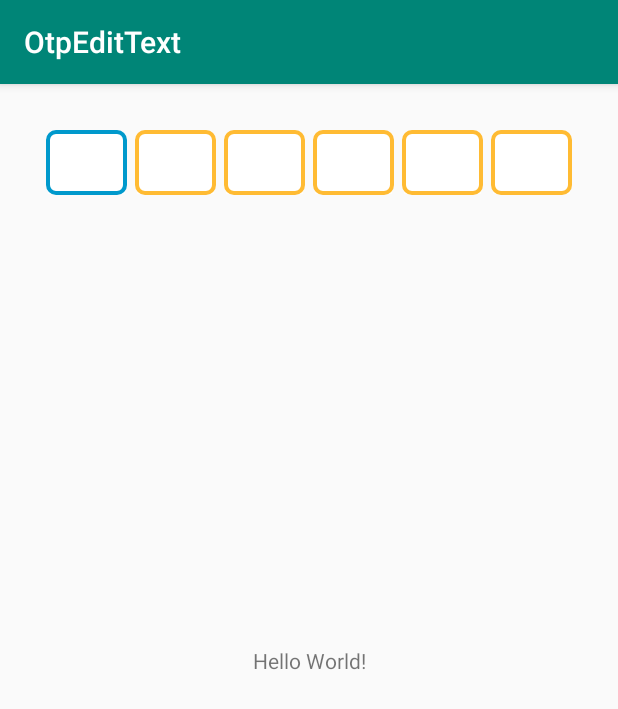
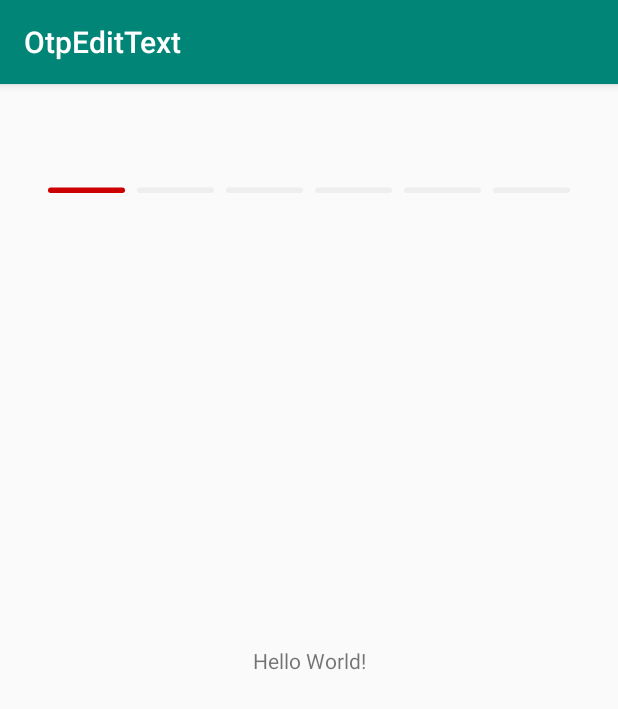
Before and after one commit to swapnil1104/PassCodeText, an Android app: the screen it shows after launch (MainActivity), on a phone screen of 412 x 824 dp. Shown: the top 709 px of the screen. Run offline under Robolectric (Android 15) with nearby library versions, the phone set to English and light mode, and no system bars.

Commit message:
:sparkles: added multiple style options for password highlight

```diff
--- a/app/src/main/res/layout/activity_main.xml
+++ b/app/src/main/res/layout/activity_main.xml
@@ -21,12 +21,11 @@
         android:clickable="false"
         android:cursorVisible="false"
         android:digits="0123456789"
+        android:inputType="number"
+        android:maxLength="6"
         android:padding="32dp"
-        android:inputType="number"
-        app:oev_primary_color="@android:color/holo_blue_dark"
-        app:oev_secondary_color="@android:color/holo_orange_light"
-        android:maxLength="6"
         android:textSize="30sp"
-        app:layout_constraintTop_toTopOf="parent" />
+        app:layout_constraintTop_toTopOf="parent"
+        app:oev_box_style="@string/style_rounded_underline" />
 
 </android.support.constraint.ConstraintLayout>
--- a/otpedittext2/src/main/java/com/broooapps/otpedittext2/OtpEditText.java
+++ b/otpedittext2/src/main/java/com/broooapps/otpedittext2/OtpEditText.java
@@ -8,12 +8,10 @@ package com.broooapps.otpedittext2;
 import android.content.Context;
 import android.content.res.TypedArray;
 import android.graphics.Canvas;
-import android.graphics.Color;
 import android.graphics.Paint;
 import android.support.v4.content.ContextCompat;
 import android.support.v7.widget.AppCompatEditText;
 import android.text.Editable;
-import android.text.TextPaint;
 import android.util.AttributeSet;
 import android.view.ActionMode;
 import android.view.Menu;
@@ -23,25 +21,31 @@ import android.view.View;
 
 public class OtpEditText extends AppCompatEditText {
     public static final String XML_NAMESPACE_ANDROID = "http://schemas.android.com/apk/res/android";
+
+    private OnClickListener mClickListener;
+
+    private Paint mLinesPaint;
+    private Paint mStrokePaint;
+
     private int defStyleAttr = 0;
+    private int mMaxLength = 6;
+    private int mPrimaryColor;
+    private int mSecondaryColor;
+    private int mTextColor;
 
+    private float mLineStrokeSelected = 2; //2dp by default
+    private float mLineStroke = 1; //1dp by default
     private float mSpace = 8; //24 dp by default, space between the lines
     private float mCharSize;
     private float mNumChars = 6;
     private float mLineSpacing = 10; //8dp by default, height of the text from our lines
-    private int mMaxLength = 6;
 
-    private OnClickListener mClickListener;
+    private String mBoxStyle;
 
-    private float mLineStroke = 1; //1dp by default
-    private float mLineStrokeSelected = 2; //2dp by default
-    private Paint mLinesPaint;
-
-    private int mMainColor;
-    private int mSecondaryColor;
-    private int mTextColor;
-
-    private Paint mStrokePaint;
+    private final String ROUNDED_BOX = "rounded_box";
+    private final String UNDERLINE = "underline";
+    private final String SQUARE_BOX = "square_box";
+    private final String ROUNDED_UNDERLINE = "rounded_underline";
 
     public OtpEditText(Context context) {
         super(context);
@@ -65,11 +69,10 @@ public class OtpEditText extends AppCompatEditText {
         float multi = context.getResources().getDisplayMetrics().density;
         mLineStroke = multi * mLineStroke;
         mLineStrokeSelected = multi * mLineStrokeSelected;
+
         mLinesPaint = new Paint(getPaint());
-        mStrokePaint = new Paint(getPaint());
-        mStrokePaint.setStrokeWidth(4);
-        mStrokePaint.setStyle(Paint.Style.STROKE);
         mLinesPaint.setStrokeWidth(mLineStroke);
+
         setBackgroundResource(0);
         mSpace = multi * mSpace; //convert to pixels for our density
         mNumChars = mMaxLength;
@@ -108,9 +111,41 @@ public class OtpEditText extends AppCompatEditText {
         final TypedArray a = getContext().obtainStyledAttributes(attributeSet, R.styleable.OtpEditText, defStyleAttr, 0);
 
         mMaxLength = attributeSet.getAttributeIntValue(XML_NAMESPACE_ANDROID, "maxLength", 4);
-        mMainColor = a.getColor(R.styleable.OtpEditText_oev_primary_color, getResources().getColor(android.R.color.holo_red_dark));
+        mPrimaryColor = a.getColor(R.styleable.OtpEditText_oev_primary_color, getResources().getColor(android.R.color.holo_red_dark));
         mSecondaryColor = a.getColor(R.styleable.OtpEditText_oev_secondary_color, getResources().getColor(R.color.light_gray));
         mTextColor = a.getColor(R.styleable.OtpEditText_oev_text_color, getResources().getColor(android.R.color.black));
+        mBoxStyle = a.getString(R.styleable.OtpEditText_oev_box_style);
+
+        if (mBoxStyle != null && !mBoxStyle.isEmpty()) {
+            switch (mBoxStyle) {
+                case UNDERLINE:
+                case ROUNDED_UNDERLINE:
+                    mStrokePaint = new Paint(getPaint());
+                    mStrokePaint.setStrokeWidth(4);
+                    mStrokePaint.setStyle(Paint.Style.FILL);
+                    break;
+
+                case SQUARE_BOX:
+                case ROUNDED_BOX:
+                    mStrokePaint = new Paint(getPaint());
+                    mStrokePaint.setStrokeWidth(4);
+                    mStrokePaint.setStyle(Paint.Style.STROKE);
+                    break;
+
+                default:
+                    mStrokePaint = new Paint(getPaint());
+                    mStrokePaint.setStrokeWidth(4);
+                    mStrokePaint.setStyle(Paint.Style.STROKE);
+
+                    mBoxStyle = ROUNDED_BOX;
+            }
+        } else {
+            mStrokePaint = new Paint(getPaint());
+            mStrokePaint.setStrokeWidth(4);
+            mStrokePaint.setStyle(Paint.Style.STROKE);
+
+            mBoxStyle = ROUNDED_BOX;
+        }
 
         a.recycle();
     }
@@ -147,15 +182,34 @@ public class OtpEditText extends AppCompatEditText {
         getPaint().getTextWidths(getText(), 0, textLength, textWidths);
 
         for (int i = 0; i < mNumChars; i++) {
-            updateColorForLines(i <= textLength, i == textLength, getText().length(), (int) mNumChars);
-            canvas.drawLine(startX, bottom, startX + mCharSize, bottom, mLinesPaint);
+            updateColorForLines(i <= textLength, i == textLength);
 
+            switch (mBoxStyle) {
+                case ROUNDED_UNDERLINE:
+                    try {
+                        canvas.drawRoundRect(startX, bottom * .95f, startX + mCharSize, bottom, 16, 16, mStrokePaint);
+                    } catch (NoSuchMethodError err) {
+                        canvas.drawRect(startX, bottom * .95f, startX + mCharSize, bottom, mStrokePaint);
+                    }
+                    break;
+                case ROUNDED_BOX:
                     try {
                         canvas.drawRoundRect(startX, top, startX + mCharSize, bottom, 8, 8, mLinesPaint);
                         canvas.drawRoundRect(startX, top, startX + mCharSize, bottom, 8, 8, mStrokePaint);
                     } catch (NoSuchMethodError err) {
                         canvas.drawRect(startX, top, startX + mCharSize, bottom, mLinesPaint);
                         canvas.drawRect(startX, top, startX + mCharSize, bottom, mStrokePaint);
+                    }
+                    break;
+
+                case UNDERLINE:
+                    canvas.drawRect(startX, ((float) bottom * .95f), startX + mCharSize, bottom, mStrokePaint);
+                    break;
+
+                case SQUARE_BOX:
+                    canvas.drawRect(startX, top, startX + mCharSize, bottom, mLinesPaint);
+                    canvas.drawRect(startX, top, startX + mCharSize, bottom, mStrokePaint);
+                    break;
             }
             if (getText().length() > i) {
                 float middle = startX + mCharSize / 2;
@@ -173,7 +227,7 @@ public class OtpEditText extends AppCompatEditText {
     /**
      * @param next Is the current char the next character to be input?
      */
-    private void updateColorForLines(boolean next, boolean current, int textSize, int totalSize) {
+    private void updateColorForLines(boolean next, boolean current) {
         if (next) {
             mStrokePaint.setColor(mSecondaryColor);
             mLinesPaint.setColor(mSecondaryColor);
@@ -183,7 +237,7 @@ public class OtpEditText extends AppCompatEditText {
         }
         if (current) {
             mLinesPaint.setColor(ContextCompat.getColor(getContext(), android.R.color.white));
-            mStrokePaint.setColor(mMainColor);
+            mStrokePaint.setColor(mPrimaryColor);
         }
     }
 }
--- a/otpedittext2/src/main/res/values/attrs.xml
+++ b/otpedittext2/src/main/res/values/attrs.xml
@@ -5,6 +5,8 @@
         <attr name="oev_primary_color" format="color" />
         <attr name="oev_secondary_color" format="color" />
         <attr name="oev_text_color" format="color" />
+        <attr name="oev_box_style" format="string" />
+
     </declare-styleable>
 
 
--- a/otpedittext2/src/main/res/values/colors.xml
+++ b/otpedittext2/src/main/res/values/colors.xml
@@ -1,4 +1,5 @@
 <?xml version="1.0" encoding="utf-8"?>
 <resources>
     <color name="light_gray">#eeeeee</color>
+    <color name="underline_gray">#ECD0D0</color>
 </resources>
--- a/otpedittext2/src/main/res/values/strings.xml
+++ b/otpedittext2/src/main/res/values/strings.xml
@@ -1,3 +1,8 @@
 <resources>
     <string name="app_name">OtpEditText</string>
+
+    <string name="style_square">square_box</string>
+    <string name="style_rounded">rounded_box</string>
+    <string name="style_underline">underline</string>
+    <string name="style_rounded_underline">rounded_underline</string>
 </resources>
```
Lines whose indentation alone changed are shown as unchanged.
